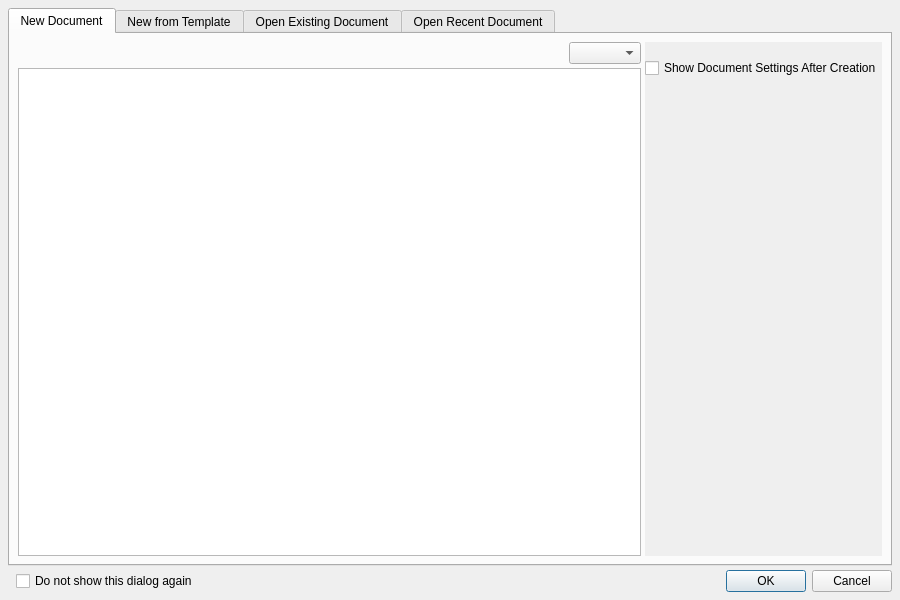
scribusproject/scribus, file scribus/ui/newdocdialog.ui: the form before one commit.
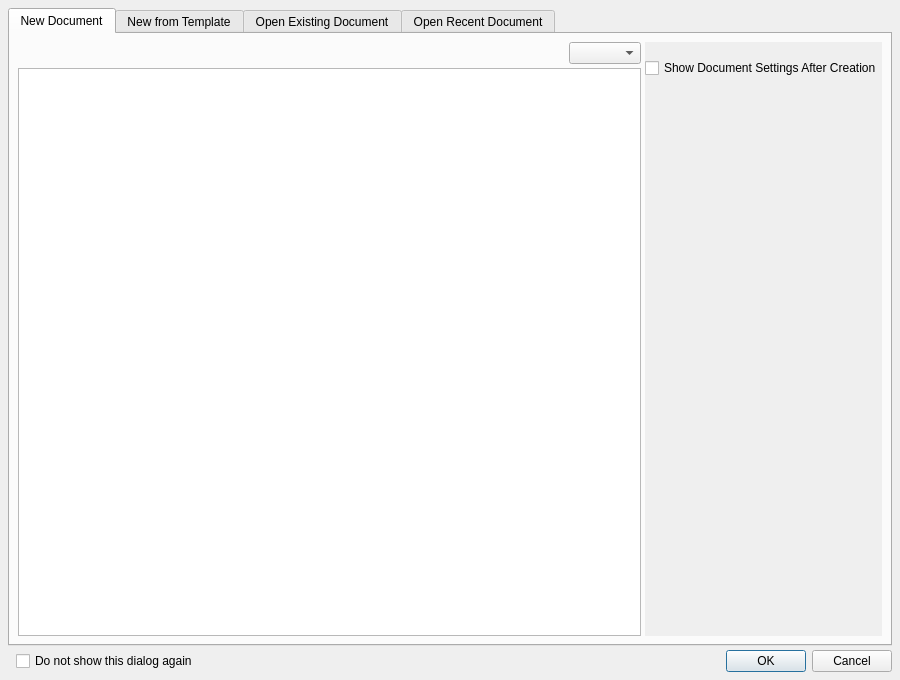
The form after the commit. Custom widgets are drawn as their Qt base class.

Commit message: Updates for new doc dialog

```diff
--- a/scribus/ui/newdocdialog.ui
+++ b/scribus/ui/newdocdialog.ui
@@ -7,7 +7,7 @@
     <x>0</x>
     <y>0</y>
     <width>900</width>
-    <height>600</height>
+    <height>680</height>
    </rect>
   </property>
   <property name="windowTitle">
@@ -117,7 +117,7 @@
           <property name="geometry">
            <rect>
             <x>0</x>
-            <y>-97</y>
+            <y>0</y>
             <width>304</width>
             <height>638</height>
            </rect>
```
The commit also changes 4 other files.
